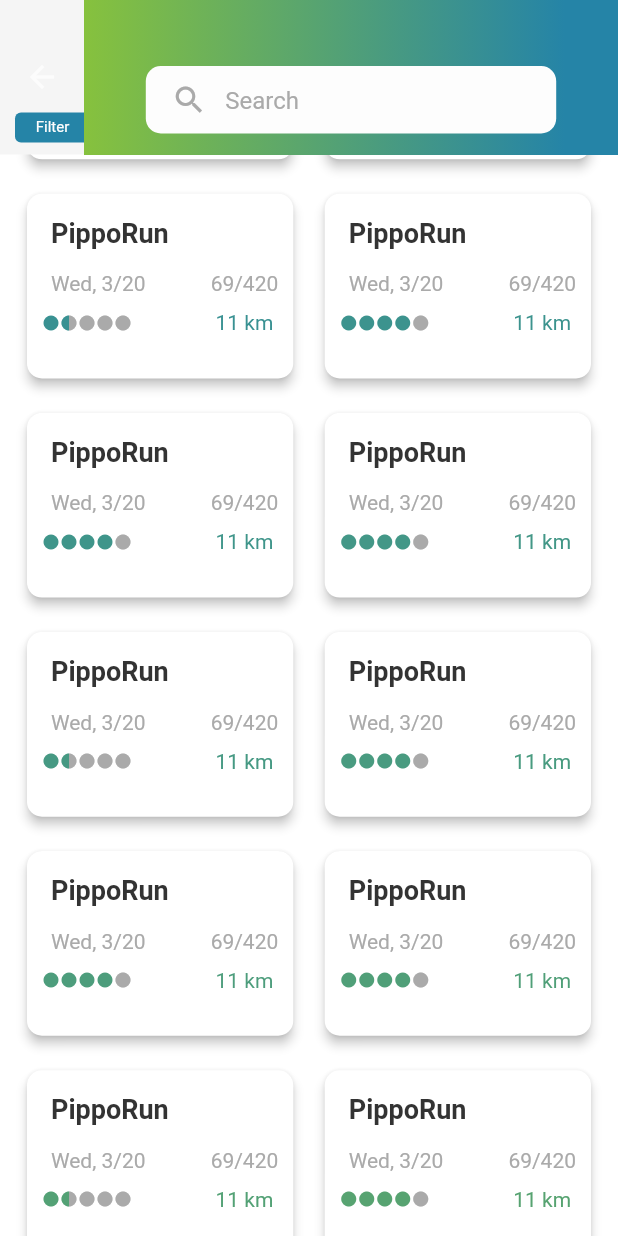
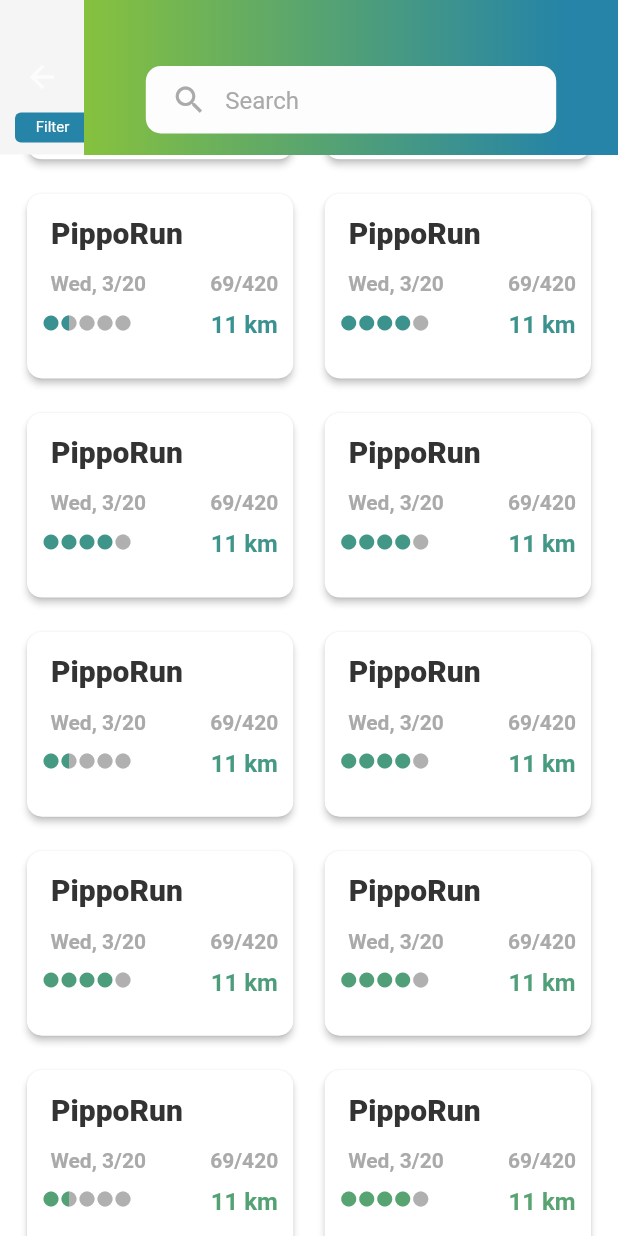
Before and after one commit to FedericoGianni/run-with-me-fe, a Flutter app: the EventsScreen screen opened by its route, scrolled down 576 dp, on a phone screen of 412 x 824 dp. Run offline on Flutter 3.47's test engine with Material 2 defaults, Android fonts, the phone set to English and light mode, and no system bars; our stand-ins replace google_fonts.

Commit message:
Added dynamic layout to cards in body

```diff
--- a/lib/screens/events_result_screen.dart
+++ b/lib/screens/events_result_screen.dart
@@ -171,7 +171,6 @@ class _EventsScreenState extends State<EventsScreen> {
               mainAxisAlignment: MainAxisAlignment.spaceBetween,
             ),
             titlePadding: EdgeInsets.symmetric(horizontal: 10, vertical: 6),
-            collapseMode: CollapseMode.none,
           ),
           // Make the initial height of the SliverAppBar larger than normal.
         ),
@@ -180,11 +179,11 @@ class _EventsScreenState extends State<EventsScreen> {
           padding:
               const EdgeInsets.only(bottom: 40, top: 20, left: 15, right: 15),
           sliver: SliverGrid(
-            gridDelegate: SliverGridDelegateWithFixedCrossAxisCount(
-              crossAxisCount: _view,
+            gridDelegate: SliverGridDelegateWithMaxCrossAxisExtent(
               childAspectRatio: _aspectRatio,
               mainAxisSpacing: 15.0,
               crossAxisSpacing: 15.0,
+              maxCrossAxisExtent: 400 / _view,
             ),
             delegate: SliverChildBuilderDelegate(
               (context, index) {
--- a/lib/themes/custom_colors.dart
+++ b/lib/themes/custom_colors.dart
@@ -35,6 +35,7 @@ final primaryColor = getColorFromHex(CG_BLUE_HEX);
 final secondaryColor = getColorFromHex(YELLOW_GREEN);
 final primaryTextColor = getColorFromHex(JET_BLACK);
 final secondaryTextColor = getColorFromHex(SILVER_CHALICE);
+final tertiaryTextColor = getColorFromHex(PLATINUM_DARK);
 final onPrimary = getColorFromHex(MAGNOLIA);
 final background = getColorFromHex(PLATINUM_LIGHT);
 final errorColor = getColorFromHex(ERROR);
--- a/lib/widgets/event_card_text_only.dart
+++ b/lib/widgets/event_card_text_only.dart
@@ -27,7 +27,7 @@ class EventItem extends StatelessWidget {
     }
     return Card(
       shape: RoundedRectangleBorder(borderRadius: BorderRadius.circular(10)),
-      elevation: 3,
+      elevation: 2,
       margin: const EdgeInsets.symmetric(
         vertical: 4,
         horizontal: 3,
@@ -44,8 +44,8 @@ class EventItem extends StatelessWidget {
             overflow: TextOverflow.ellipsis,
             style: TextStyle(
                 color: primaryTextColor,
-                fontSize: 18,
-                fontWeight: FontWeight.bold),
+                fontSize: 20,
+                fontWeight: FontWeight.w900),
           ),
         ),
         ListTile(
@@ -58,7 +58,10 @@ class EventItem extends StatelessWidget {
                   DateFormat.MEd().format(
                     DateTime.parse(event.date),
                   ),
-                  style: TextStyle(color: secondaryTextColor),
+                  style: TextStyle(
+                    color: secondaryTextColor,
+                    fontWeight: FontWeight.w600,
+                  ),
                 ),
                 const SizedBox(height: 12),
                 Rating(
@@ -79,12 +82,19 @@ class EventItem extends StatelessWidget {
                   event.currentParticipants.toString() +
                       '/' +
                       event.maxParticipants.toString(),
-                  style: TextStyle(color: _participantsColor),
+                  style: TextStyle(
+                    color: _participantsColor,
+                    fontWeight: FontWeight.w600,
+                  ),
                 ),
                 const SizedBox(height: 10),
                 Text(
                   event.averageLength.toString() + ' km',
-                  style: TextStyle(color: colorGradient),
+                  style: TextStyle(
+                    color: colorGradient,
+                    fontSize: 16,
+                    fontWeight: FontWeight.w600,
+                  ),
                 )
               ],
             ),
--- a/lib/widgets/halfFilledIcon.dart
+++ b/lib/widgets/halfFilledIcon.dart
@@ -25,7 +25,7 @@ class HalfFilledIcon extends StatelessWidget {
       child: SizedBox(
         width: size,
         height: size,
-        child: Icon(icon, size: size, color: secondaryTextColor),
+        child: Icon(icon, size: size, color: tertiaryTextColor),
       ),
     );
   }
--- a/lib/widgets/rating.dart
+++ b/lib/widgets/rating.dart
@@ -28,7 +28,7 @@ class Rating extends StatelessWidget {
       return Icon(
         Icons.circle,
         size: size,
-        color: secondaryTextColor,
+        color: tertiaryTextColor,
       );
     });
   }
```
